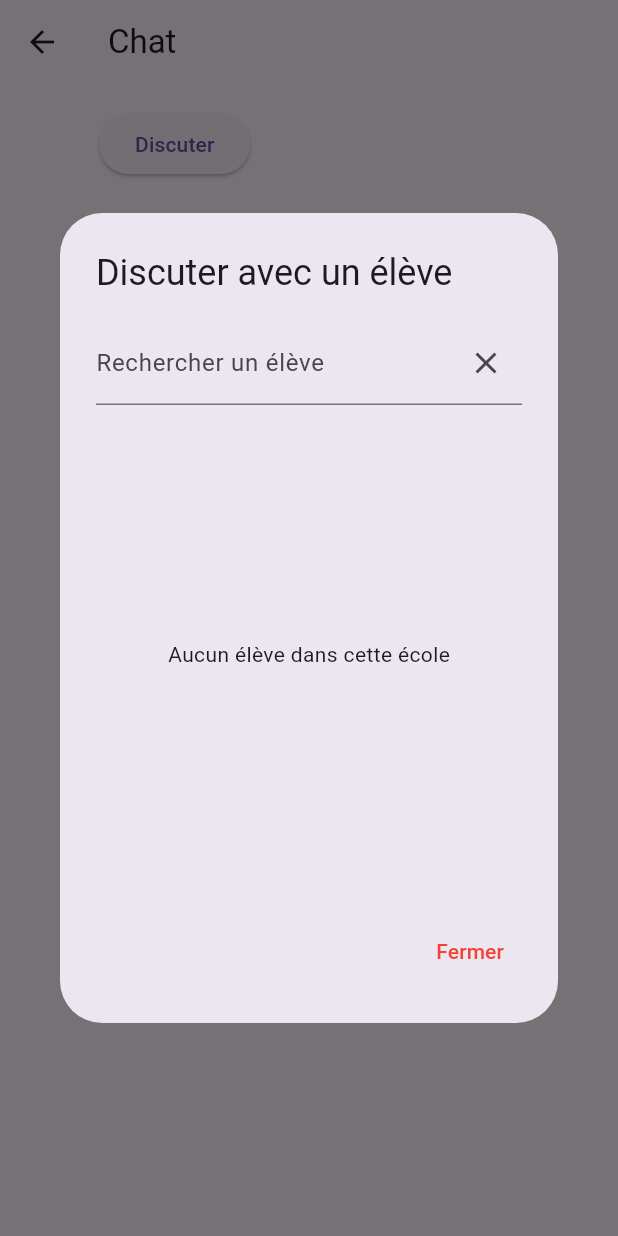
After one commit to esgi-challenge/web, a Flutter app: the ChannelScreen screen opened directly, after a tap on "Discuter", on a phone screen of 412 x 824 dp. The commit adds this screen. Run offline on Flutter 3.47's test engine with Material 3 defaults, Android fonts, the light colour scheme and no system bars; drawn by our look-alikes of toastification; our stand-ins replace dio, flutter_bloc, flutter_dotenv, go_router, google_maps_flutter, heroicons and 2 more; accounts and stored records are empty; network calls fail.

Commit message:
feat(chat): add all channel actions + chat page

```diff
--- a/lib/app.dart
+++ b/lib/app.dart
@@ -4,6 +4,8 @@ import 'package:heroicons/heroicons.dart';
 import 'package:toastification/toastification.dart';
 import 'package:web/absence/absence_screen.dart';
 import 'package:web/campus/campus_screen.dart';
+import 'package:web/chat/chat_screen.dart';
+import 'package:web/chat_id/chat_id_screen.dart';
 import 'package:web/class/class_screen.dart';
 import 'package:web/class_id/class_id_screen.dart';
 import 'package:web/core/services/auth_services.dart';
@@ -123,6 +125,20 @@ final _router = GoRouter(
           ),
           GoRoute(
             parentNavigatorKey: _shellNavigatorKey,
+            path: '/chat',
+            pageBuilder: (context, state) {
+              return NoTransitionPage(child: ChannelScreen());
+            },
+          ),
+          GoRoute(
+            parentNavigatorKey: _shellNavigatorKey,
+            path: '/chat/:id',
+            pageBuilder: (context, state) {
+              return NoTransitionPage(child: ChannelIdScreen(id: int.parse(state.pathParameters['id']!)));
+            },
+          ),
+          GoRoute(
+            parentNavigatorKey: _shellNavigatorKey,
             path: '/teachers',
             pageBuilder: (context, state) {
               return NoTransitionPage(child: TeacherScreen());
@@ -220,7 +236,6 @@ class _SideNavigationBarBarState extends State<SideNavigationBar> {
     super.initState();
     Map<String, dynamic> decodedToken = JwtDecoder.decode(AuthService.jwt!);
     int userKind = decodedToken['user']['userKind'];
-    firstname = decodedToken['user']['firstname'];
 
     tabs = _getTabsForUserKind(userKind);
   }
@@ -244,6 +259,11 @@ class _SideNavigationBarBarState extends State<SideNavigationBar> {
             icon: HeroIcon(HeroIcons.document),
             label: 'Documents',
             initialLocation: '/documents',
+          ),
+          const MyCustomSideBarItem(
+            icon: HeroIcon(HeroIcons.chatBubbleOvalLeft),
+            label: 'Discussions',
+            initialLocation: '/chat',
           ),
         ];
       case 3:
@@ -350,7 +370,7 @@ class _SideNavigationBarBarState extends State<SideNavigationBar> {
                   backgroundImage: AssetImage('default-picture.jpg'),
                 ),
                 const SizedBox(height: 10),
-                Text('Bonjour $firstname', style: const TextStyle(fontSize: 20)),
+                const Text('Bonjour', style: TextStyle(fontSize: 20)),
                 const SizedBox(height: 20),
                 Expanded(
                   child: ListView.builder(
--- /dev/null
+++ b/lib/chat/bloc/chat_bloc.dart
@@ -0,0 +1,66 @@
+import 'package:flutter/material.dart';
+import 'package:flutter_bloc/flutter_bloc.dart';
+import 'package:meta/meta.dart';
+import 'package:web/core/services/chat_service.dart';
+import 'package:web/shared/toaster.dart';
+
+part 'chat_event.dart';
+part 'chat_state.dart';
+
+class ChannelBloc extends Bloc<ChannelEvent, ChannelState> {
+  final ChatService chatService;
+  List<dynamic>? originalChannels;
+  List<dynamic>? originalStudents;
+
+  ChannelBloc(this.chatService) : super(ChannelInitial()) {
+    on<LoadChannels>((event, emit) async {
+      emit(ChannelLoading());
+      try {
+        final channels = await chatService.getChannels();
+        final students = await chatService.getStudents();
+
+        if (channels != null && channels.isNotEmpty) {
+          originalChannels = channels;
+          originalStudents = students;
+          emit(ChannelLoaded(channels: channels, students: students!));
+        } else if (students != null && students.isNotEmpty) {
+          originalStudents = students;
+          originalChannels ??= [];
+          emit(ChannelLoaded(channels: originalChannels!, students: students));
+        } else {
+          originalStudents ??= [];
+          originalChannels ??= [];
+          emit(ChannelLoaded(channels: originalChannels!, students: originalStudents!));
+        }
+      } on Exception catch (e) {
+        emit(ChannelError(errorMessage: e.toString()));
+      }
+    });
+
+    on<SearchStudents>((event, emit) {
+      if (originalStudents == null) return;
+
+      final query = event.query.toLowerCase();
+      final filteredStudents = originalStudents!.where((student) {
+        return student['lastname'].toLowerCase().startsWith(query);
+      }).toList();
+
+      emit(ChannelLoaded(channels: originalChannels!, students: filteredStudents));
+    });
+
+    on<AddChannel>((event, emit) async {
+      emit(ChannelLoading());
+      try {
+        final channel = await chatService.addChannel(event.studentId);
+
+        if (channel != null) {
+          emit(ChannelAdded(channelId: channel['id']));
+        }
+      } on Exception catch (e) {
+        showErrorToast("Erreur: ${e.toString()}");
+        originalChannels ??= [];
+        emit(ChannelLoaded(channels: originalChannels!, students: originalStudents!));
+      }
+    });
+  }
+}
--- /dev/null
+++ b/lib/chat/bloc/chat_event.dart
@@ -0,0 +1,18 @@
+part of 'chat_bloc.dart';
+
+@immutable
+abstract class ChannelEvent {}
+
+class LoadChannels extends ChannelEvent {}
+
+class AddChannel extends ChannelEvent {
+  final int studentId;
+
+  AddChannel(this.studentId);
+}
+
+class SearchStudents extends ChannelEvent {
+  final String query;
+
+  SearchStudents(this.query);
+}
--- /dev/null
+++ b/lib/chat/bloc/chat_state.dart
@@ -0,0 +1,33 @@
+part of 'chat_bloc.dart';
+
+@immutable
+abstract class ChannelState {}
+
+class ChannelInitial extends ChannelState {}
+
+class ChannelLoading extends ChannelState {}
+
+class ChannelLoaded extends ChannelState {
+  final List<dynamic> channels;
+  final List<dynamic> students;
+
+  ChannelLoaded({required this.channels, required this.students});
+}
+
+class ChannelNotFound extends ChannelState {
+  final List<dynamic> students;
+
+  ChannelNotFound({required this.students});
+}
+
+class ChannelAdded extends ChannelState {
+  final int channelId;
+
+  ChannelAdded({required this.channelId});
+}
+
+class ChannelError extends ChannelState {
+  final String errorMessage;
+
+  ChannelError({required this.errorMessage});
+}
--- /dev/null
+++ b/lib/chat/chat_screen.dart
@@ -0,0 +1,226 @@
+import 'package:flutter/material.dart';
+import 'package:flutter_bloc/flutter_bloc.dart';
+import 'package:go_router/go_router.dart';
+import 'package:heroicons/heroicons.dart';
+import 'package:jwt_decoder/jwt_decoder.dart';
+import 'package:web/core/services/auth_services.dart';
+import 'package:web/core/services/chat_service.dart';
+import 'package:web/chat/bloc/chat_bloc.dart';
+
+class ChannelScreen extends StatelessWidget {
+  ChannelScreen({super.key});
+
+  final _searchController = TextEditingController();
+
+  @override
+  Widget build(BuildContext context) {
+    return BlocProvider(
+      create: (context) => ChannelBloc(ChatService())..add(LoadChannels()),
+      child: Scaffold(
+        appBar: AppBar(
+          title: const Text('Chat'),
+        ),
+        body: Padding(
+          padding: const EdgeInsets.all(16.0),
+          child: Column(
+            children: [
+              Row(
+                children: [
+                  const SizedBox(width: 50),
+                  BlocBuilder<ChannelBloc, ChannelState>(
+                    builder: (context, state) {
+                      return ElevatedButton(
+                        onPressed: () {
+                          if (state is ChannelLoaded) {
+                            _showDiscussDialog(context, state.students);
+                          }
+                        },
+                        child: const Text('Discuter'),
+                      );
+                    },
+                  )
+                ],
+              ),
+              const SizedBox(height: 16),
+              Expanded(
+                child: BlocBuilder<ChannelBloc, ChannelState>(
+                  builder: (context, state) {
+                    if (state is ChannelAdded) {
+                      GoRouter.of(context).go('/chat/${state.channelId}');
+                    } if (state is ChannelLoading) {
+                      return const Center(child: CircularProgressIndicator());
+                    } else if (state is ChannelLoaded && state.channels.isNotEmpty) {
+                      return _buildChannelTable(context, state.channels);
+                    } else if (state is ChannelLoaded && state.channels.isEmpty) {
+                      return const Center(child: Text('Aucune discussion en cours'));
+                    } else if (state is ChannelError) {
+                      return Center(child: Text('Erreur: ${state.errorMessage}'));
+                    } else {
+                      return const Center(child: Text('Chat'));
+                    }
+                  },
+                ),
+              ),
+            ],
+          ),
+        ),
+      ),
+    );
+  }
+
+  void _showDiscussDialog(BuildContext context, List<dynamic> students) {
+    showDialog(
+      context: context,
+      builder: (BuildContext dialogContext) {
+        return BlocProvider.value(
+          value: BlocProvider.of<ChannelBloc>(context),
+          child: Builder (
+            builder: (context) {
+              return AlertDialog(
+                title: const Text('Discuter avec un élève'),
+                content: SingleChildScrollView(
+                  child: Column(
+                    mainAxisSize: MainAxisSize.min,
+                    children: [
+                      SizedBox(
+                        width: 300,
+                        child: TextField(
+                          controller: _searchController,
+                          decoration: InputDecoration(
+                            labelText: 'Rechercher un élève',
+                            suffixIcon: IconButton(
+                              icon: const Icon(Icons.clear),
+                              onPressed: () {
+                                _searchController.clear();
+                                context.read<ChannelBloc>().add(LoadChannels());
+                              },
+                            ),
+                          ),
+                          onChanged: (query) {
+                            context.read<ChannelBloc>().add(SearchStudents(query));
+                          },
+                        ),
+                      ),
+                      const SizedBox(height: 16),
+                      SizedBox(
+                        height: 300,
+                        child: BlocBuilder<ChannelBloc, ChannelState>(
+                          builder: (context, state) {
+                            if (students.isEmpty) {
+                              return const Center(child: Text('Aucun élève dans cette école'));
+                            } else if (state is ChannelLoaded) {
+                              return SingleChildScrollView(
+                                scrollDirection: Axis.vertical,
+                                child: SingleChildScrollView(
+                                  scrollDirection: Axis.horizontal,
+                                  child: DataTable(
+                                    columns: const [
+                                      DataColumn(label: Text('Prénom')),
+                                      DataColumn(label: Text('Nom')),
+                                      DataColumn(label: Text(''))
+                                    ],
+                                    rows: state.students.map<DataRow>((student) {
+                                      return DataRow(
+                                        cells: [
+                                          DataCell(Text(student['firstname'])),
+                                          DataCell(Text(student['lastname'])),
+                                          DataCell(ElevatedButton(
+                                            onPressed: () {
+                                              _searchController.clear();
+                                              context.read<ChannelBloc>().add(AddChannel(student['id']));
+                                              Navigator.of(context).pop();
+                                            },
+                                            child: const HeroIcon(
+                                              HeroIcons.chatBubbleOvalLeft,
+                                            ),
+                                          )),
+                                        ],
+                                      );
+                                    }).toList(),
+                                  ),
+                                ),
+                              );
+                            } else {
+                              return const Center(child: CircularProgressIndicator());
+                            }
+                          },
+                        ),
+                      ),
+                    ],
+                  )
+                ),
+                actions: [
+                  TextButton(
+                    onPressed: () {
+                      Navigator.of(context).pop();
+                    },
+                    child: const Text('Fermer', style: TextStyle(color: Colors.red)),
+                  )
+                ],
+              );
+            },
+          ),
+        );
+      },
+    );
+  }
+
+  Widget _buildChannelTable(BuildContext context, List<dynamic> channels) {
+    Map<String, dynamic> decodedToken = JwtDecoder.decode(AuthService.jwt!);
+    int userId = decodedToken['user']['id'];
+
+    return SizedBox(
+      width: double.infinity,
+      child: BlocBuilder<ChannelBloc, ChannelState>(
+        builder: (context, state) {
+          return SingleChildScrollView(
+            scrollDirection: Axis.horizontal,
+            child: DataTable(
+              columns: const [
+                DataColumn(label: Text('Utilisateur')),
+                DataColumn(label: Text('Dernier message')),
+                DataColumn(label: Text(''))
+              ],
+              rows: channels.map((channel) {
+                final channelId = channel["id"];
+                final firstUser = channel['firstUser'];
+                final secondUser = channel['secondUser'];
+
+                final chatUser = (firstUser['id'] == userId) ? secondUser : firstUser;
+                final chatUserName = '${chatUser['firstname']} ${chatUser['lastname']}';
+
+                String lastMessage = "Aucun message envoyé";
+                if (channel['messages'].isNotEmpty) {
+                  lastMessage = channel['messages'].last['content'];
+                  if (lastMessage.length > 40) {
+                    lastMessage = '${lastMessage.substring(0, 40)}...';
+                  }
+                }
+
+                return DataRow(
+                  cells: [
+                    DataCell(Text(chatUserName)),
+                    DataCell(
+                      Text(
+                        lastMessage,
+                        style: TextStyle(color: Colors.black.withOpacity(0.8)),
+                      ),
+                    ),
+                    DataCell(ElevatedButton(
+                      onPressed: () {
+                        GoRouter.of(context).go('/chat/$channelId');
+                      },
+                      child: const HeroIcon(
+                        HeroIcons.chatBubbleOvalLeft,
+                      ),
+                    )),
+                  ],
+                );
+              }).toList(),
+            ),
+          );
+        },
+      )
+    );
+  }
+}
--- a/lib/class_id/bloc/class_id_bloc.dart
+++ b/lib/class_id/bloc/class_id_bloc.dart
@@ -65,7 +65,6 @@ class ClassIdBloc extends Bloc<ClassIdEvent, ClassIdState> {
       emit(ClassIdLoaded(classId: classId, classLessStudents: filteredStudents));
     });
 
-
     on<RemoveStudent>((event, emit) async {
       emit(ClassIdLoading());
       try {
--- /dev/null
+++ b/lib/core/services/chat_service.dart
@@ -0,0 +1,98 @@
+import 'package:jwt_decoder/jwt_decoder.dart';
+import 'package:shared_preferences/shared_preferences.dart';
+import 'package:dio/dio.dart';
+import 'package:flutter_dotenv/flutter_dotenv.dart';
+
+class ChatService {
+  String? apiUrl = dotenv.env['API_URL'];
+  final dio = Dio();
+
+  Future<List<dynamic>?> getChannels() async {
+    final prefs = await SharedPreferences.getInstance();
+    final token = prefs.getString('kAuth');
+    try {
+      final response = await dio.get(
+        '$apiUrl/api/chats/channel',
+        options: Options(
+          headers: {'Authorization': 'Bearer $token'}
+        ),
+      );
+
+      if (response.statusCode == 200) {
+        return response.data;
+      } else {
+        return null;
+      }
+    } on DioException {
+      return null;
+    }
+  }
+
+  Future<dynamic> getChannelById(int id) async {
+    final prefs = await SharedPreferences.getInstance();
+    final token = prefs.getString('kAuth');
+    try {
+      final response = await dio.get(
+        '$apiUrl/api/chats/channel/$id',
+        options: Options(
+          headers: {'Authorization': 'Bearer $token'}
+        ),
+      );
+
+      if (response.statusCode == 200) {
+        return response.data;
+      } else {
+        return null;
+      }
+    } on DioException {
+      return null;
+    }
+  }
+
+  Future<List<dynamic>?> getStudents() async {
+    final prefs = await SharedPreferences.getInstance();
+    final token = prefs.getString('kAuth');
+    try {
+      final response = await dio.get(
+        '$apiUrl/api/chats/students',
+        options: Options(
+          headers: {'Authorization': 'Bearer $token'}
+        ),
+      );
+
+      if (response.statusCode == 200) {
+        return response.data;
+      } else {
+        return null;
+      }
+    } on DioException {
+      return null;
+    }
+  }
+
+  Future addChannel(int studentId) async {
+    final prefs = await SharedPreferences.getInstance();
+    final token = prefs.getString('kAuth');
+    Map<String, dynamic> decodedToken = JwtDecoder.decode(token!);
+    try {
+      final response = await dio.post(
+        '$apiUrl/api/chats/channel',
+        options: Options(
+          headers: {'Authorization': 'Bearer $token'}
+        ),
+        data: {
+          'firstUserId': decodedToken['user']['id'],
+          'secondUserId': studentId,
+        }
+      );
+
+      if (response.statusCode == 201) {
+        return response.data;
+      } else {
+        return null;
+      }
+    } on DioException {
+      return null;
+    }
+  }
+}
--- a/lib/path/bloc/path_bloc.dart
+++ b/lib/path/bloc/path_bloc.dart
@@ -2,7 +2,6 @@ import 'package:flutter/material.dart';
 import 'package:flutter_bloc/flutter_bloc.dart';
 import 'package:meta/meta.dart';
 import 'package:web/core/services/path_service.dart';
-import 'package:fluttertoast/fluttertoast.dart';
 import 'package:web/shared/toaster.dart';
 
 part 'path_event.dart';
--- a/lib/profile/profile_screen.dart
+++ b/lib/profile/profile_screen.dart
@@ -88,7 +88,7 @@ void _showUpdatePasswordDialog(BuildContext context) {
                 child: Column(
                   mainAxisSize: MainAxisSize.min,
                   children: [
-                    const Text('Ajouter une filière', style: TextStyle(fontSize: 20.0)),
+                    const Text('Modifier le mot de passe', style: TextStyle(fontSize: 20.0)),
                     const SizedBox(height: 16),
                     Form(
                       key: _updatePasswordFormKey,
```
Also changed, not shown: lib/chat_id/bloc/chat_id_bloc.dart (added, +30 -0 lines), lib/chat_id/bloc/chat_id_event.dart (added, +10 -0 lines), lib/chat_id/bloc/chat_id_state.dart (added, +22 -0 lines), lib/chat_id/chat_id_screen.dart (added, +190 -0 lines).
